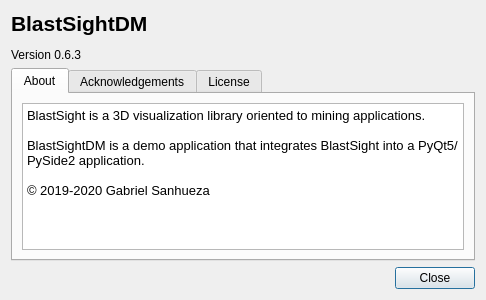
This is blastsight/view/gui/UI/aboutdialog.ui in gsanhueza/BlastSight as Qt 5 draws it before an edit. The edited form follows.
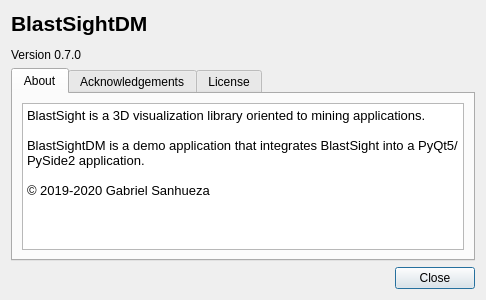
This is the edited form. Icons and pictures are not drawn.

The edit to the form file:
```diff
--- a/blastsight/view/gui/UI/aboutdialog.ui
+++ b/blastsight/view/gui/UI/aboutdialog.ui
@@ -30,7 +30,7 @@
         </sizepolicy>
        </property>
        <property name="text">
-        <string>&lt;html&gt;&lt;head/&gt;&lt;body&gt;&lt;p&gt;&lt;span style=&quot; font-size:16pt; font-weight:600;&quot;&gt;BlastSightDM&lt;/span&gt;&lt;/p&gt;&lt;p&gt;Version 0.6.3&lt;/p&gt;&lt;/body&gt;&lt;/html&gt;</string>
+        <string>&lt;html&gt;&lt;head/&gt;&lt;body&gt;&lt;p&gt;&lt;span style=&quot; font-size:16pt; font-weight:600;&quot;&gt;BlastSightDM&lt;/span&gt;&lt;/p&gt;&lt;p&gt;Version 0.7.0&lt;/p&gt;&lt;/body&gt;&lt;/html&gt;</string>
        </property>
       </widget>
      </item>
```
